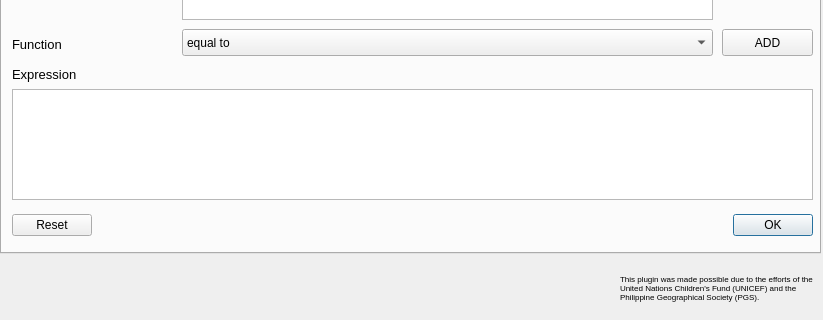
benhur07b/mhcvam, file mhcvam_barangay_dialog.ui: the form before one commit; both pictures show x 0 to 823 and y 247 to 567 of the 823 by 567 pixel window.
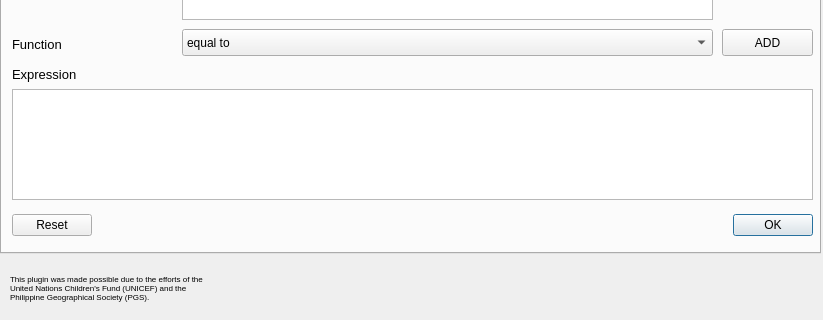
The form after the commit. Icons and pictures are not drawn. Custom widgets are drawn as their Qt base class.

The edit to the form file:
```diff
--- a/mhcvam_barangay_dialog.ui
+++ b/mhcvam_barangay_dialog.ui
@@ -653,7 +653,7 @@
   <widget class="QLabel" name="label">
    <property name="geometry">
     <rect>
-     <x>620</x>
+     <x>10</x>
      <y>510</y>
      <width>201</width>
      <height>51</height>
@@ -689,7 +689,7 @@
   <widget class="QLabel" name="logopgs">
    <property name="geometry">
     <rect>
-     <x>220</x>
+     <x>550</x>
      <y>510</y>
      <width>51</width>
      <height>51</height>
@@ -705,7 +705,7 @@
   <widget class="QLabel" name="logounicef">
    <property name="geometry">
     <rect>
-     <x>10</x>
+     <x>610</x>
      <y>510</y>
      <width>201</width>
      <height>51</height>
```
